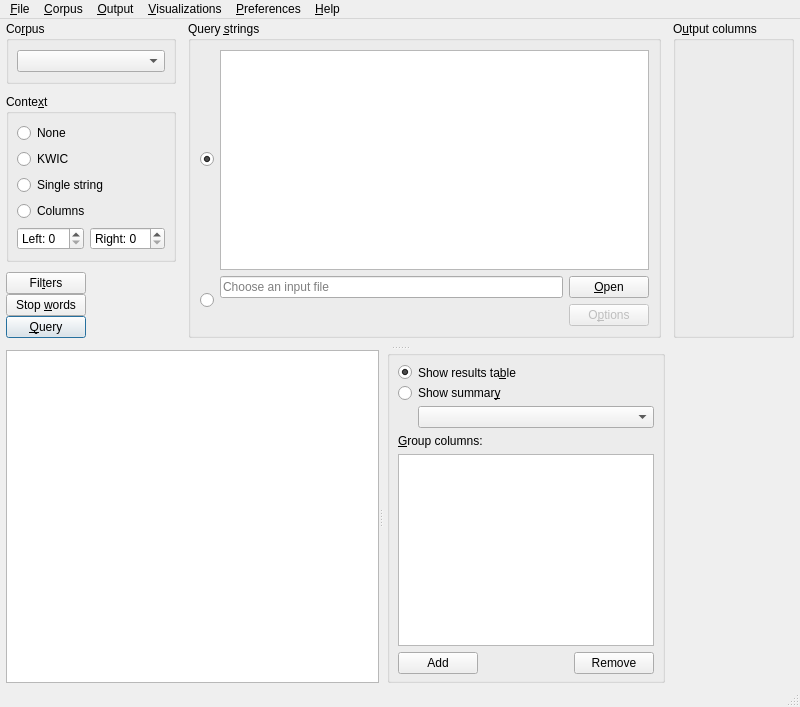
The window that coquery/gui/ui/coquery.ui (gkunter/coquery) describes before a commit, drawn with Qt 5.
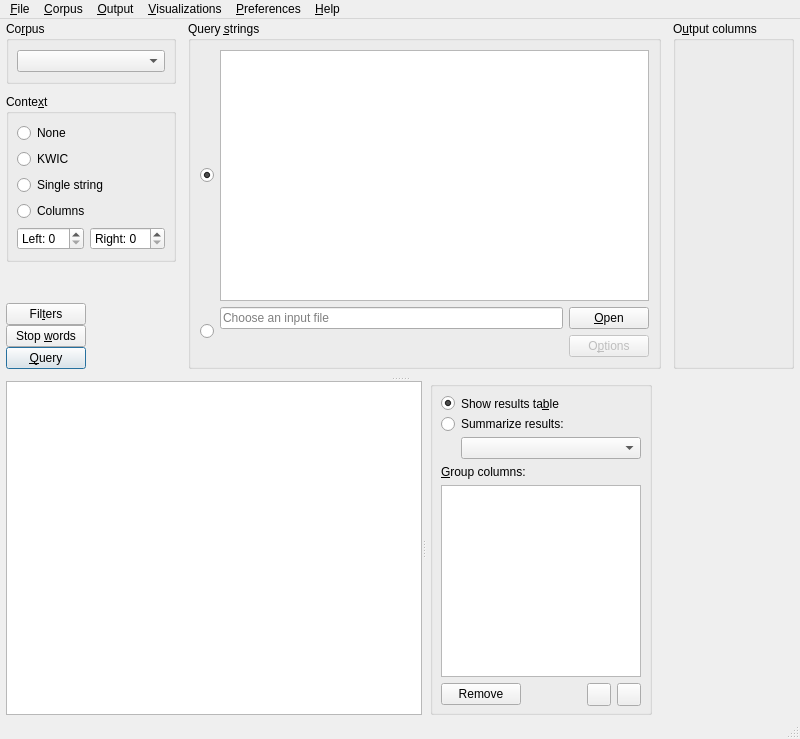
The same window after the commit. Icons and pictures are not drawn. Custom widgets are drawn as their Qt base class.

Commit message: Add buttons and menu entries to manage group columns

What changed in the file:
```diff
--- a/coquery/gui/ui/coquery.ui
+++ b/coquery/gui/ui/coquery.ui
@@ -7,7 +7,7 @@
     <x>0</x>
     <y>0</y>
     <width>800</width>
-    <height>600</height>
+    <height>739</height>
    </rect>
   </property>
   <property name="windowTitle">
@@ -588,7 +588,7 @@
                 <item>
                  <widget class="QLabel" name="label_2">
                   <property name="text">
-                   <string>Show summar&amp;y</string>
+                   <string>Summarize results:</string>
                   </property>
                   <property name="alignment">
                    <set>Qt::AlignLeading|Qt::AlignLeft|Qt::AlignTop</set>
@@ -624,6 +624,12 @@
               </item>
               <item row="2" column="0">
                <widget class="QRadioButton" name="radio_summary">
+                <property name="sizePolicy">
+                 <sizepolicy hsizetype="Maximum" vsizetype="Fixed">
+                  <horstretch>0</horstretch>
+                  <verstretch>0</verstretch>
+                 </sizepolicy>
+                </property>
                 <property name="text">
                  <string/>
                 </property>
@@ -636,32 +642,54 @@
             </item>
             <item>
              <layout class="QVBoxLayout" name="verticalLayout_9">
+              <property name="sizeConstraint">
+               <enum>QLayout::SetMinimumSize</enum>
+              </property>
               <item>
-               <widget class="QLabel" name="label_3">
-                <property name="text">
-                 <string>&amp;Group columns:</string>
-                </property>
-                <property name="buddy">
-                 <cstring>list_group_columns</cstring>
-                </property>
-               </widget>
+               <layout class="QHBoxLayout" name="horizontalLayout_3">
+                <item>
+                 <widget class="QLabel" name="label_3">
+                  <property name="sizePolicy">
+                   <sizepolicy hsizetype="Preferred" vsizetype="Preferred">
+                    <horstretch>0</horstretch>
+                    <verstretch>0</verstretch>
+                   </sizepolicy>
+                  </property>
+                  <property name="text">
+                   <string>&amp;Group columns:</string>
+                  </property>
+                  <property name="buddy">
+                   <cstring>list_group_columns</cstring>
+                  </property>
+                 </widget>
+                </item>
+               </layout>
               </item>
               <item>
                <widget class="CoqListWidget" name="list_group_columns">
                 <property name="sizePolicy">
-                 <sizepolicy hsizetype="Minimum" vsizetype="Expanding">
+                 <sizepolicy hsizetype="Preferred" vsizetype="Preferred">
                   <horstretch>0</horstretch>
                   <verstretch>0</verstretch>
                  </sizepolicy>
                 </property>
+                <property name="maximumSize">
+                 <size>
+                  <width>200</width>
+                  <height>16777215</height>
+                 </size>
+                </property>
                </widget>
               </item>
               <item>
                <layout class="QHBoxLayout" name="horizontalLayout_2">
+                <property name="sizeConstraint">
+                 <enum>QLayout::SetMinimumSize</enum>
+                </property>
                 <item>
-                 <widget class="QPushButton" name="button_add_group">
+                 <widget class="QPushButton" name="button_remove_group">
                   <property name="text">
-                   <string>Add</string>
+                   <string>Remove</string>
                   </property>
                  </widget>
                 </item>
@@ -672,16 +700,23 @@
                   </property>
                   <property name="sizeHint" stdset="0">
                    <size>
-                    <width>40</width>
+                    <width>0</width>
                     <height>20</height>
                    </size>
                   </property>
                  </spacer>
                 </item>
                 <item>
-                 <widget class="QPushButton" name="button_remove_group">
+                 <widget class="QToolButton" name="button_group_up">
                   <property name="text">
-                   <string>Remove</string>
+                   <string/>
+                  </property>
+                 </widget>
+                </item>
+                <item>
+                 <widget class="QToolButton" name="button_group_down">
+                  <property name="text">
+                   <string/>
                   </property>
                  </widget>
                 </item>
```
Left out of the diff: 2 changed lines with no effect on the pictures. The commit also changes 3 other files.
